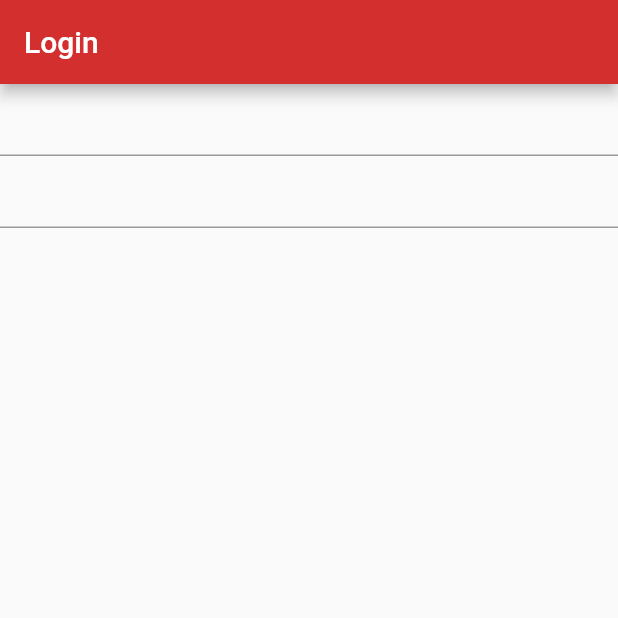
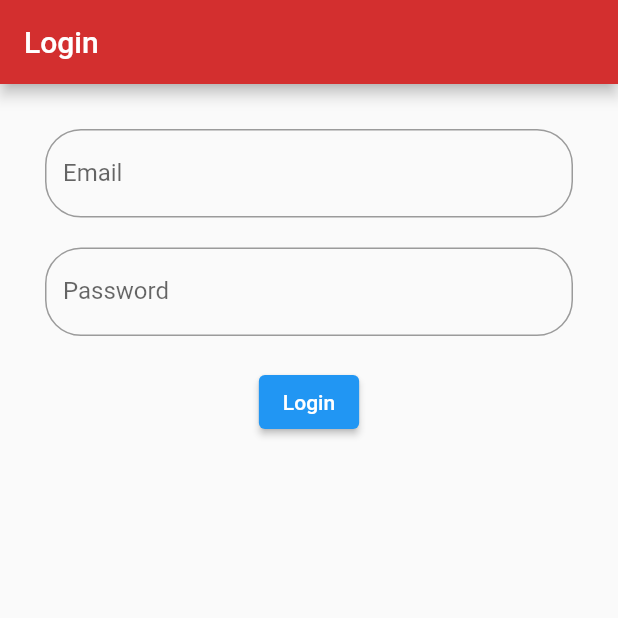
Before and after one commit to FS-CSCI150-F21/FS-CSCI150-F21-Team5, a Flutter app: the screen it shows after launch, on a phone screen of 412 x 824 dp, the top half of it. Run offline on Flutter 3.47's test engine with Material 2 defaults, Android fonts, the phone set to English and light mode, and no system bars.

Commit message:
Update login.dart

```diff
--- a/lib/login.dart
+++ b/lib/login.dart
@@ -10,23 +10,57 @@ class LoginView extends StatefulWidget {
 }
 
 class _LoginViewState extends State<LoginView> {
+  final formKey = GlobalKey<FormState>();
+
   late String _email;
   late String _password;
 
+  void validate() {
+    final form = formKey.currentState;
+    if (form!.validate()) {
+      form.save();
+    }
+  }
 
   @override
   Widget build(BuildContext context) {
     return Scaffold(
       appBar: AppBar(title: const Text('Login')),
       body: Container(
+          padding: const EdgeInsets.all(30),
           child: Form(
+            key: formKey,
             child: Column(
               children: <Widget>[
                 TextFormField(
+                  decoration: InputDecoration(
+                    labelText: 'Email',
+                    border: OutlineInputBorder(
+                      borderRadius: BorderRadius.circular(24),
+                    ),
+                  ),
+                  validator: (value) =>
+                      value!.isEmpty ? 'Email cannot be empty' : null,
+                  onSaved: (value) => _email = value!,
                 ),
+                const SizedBox(height: 20),
                 TextFormField(
+                  decoration: InputDecoration(
+                    labelText: 'Password',
+                    border: OutlineInputBorder(
+                      borderRadius: BorderRadius.circular(24),
+                    ),
+                  ),
                   obscureText: true,
+                  validator: (value) =>
+                      value!.isEmpty ? 'Password cannot be empty' : null,
+                  onSaved: (value) => _password = value!,
                 ),
+                const SizedBox(height: 20),
+                ElevatedButton(
+                  onPressed: validate,
+                  child: const Text('Login'),
+                )
               ],
             ),
           )),
```
